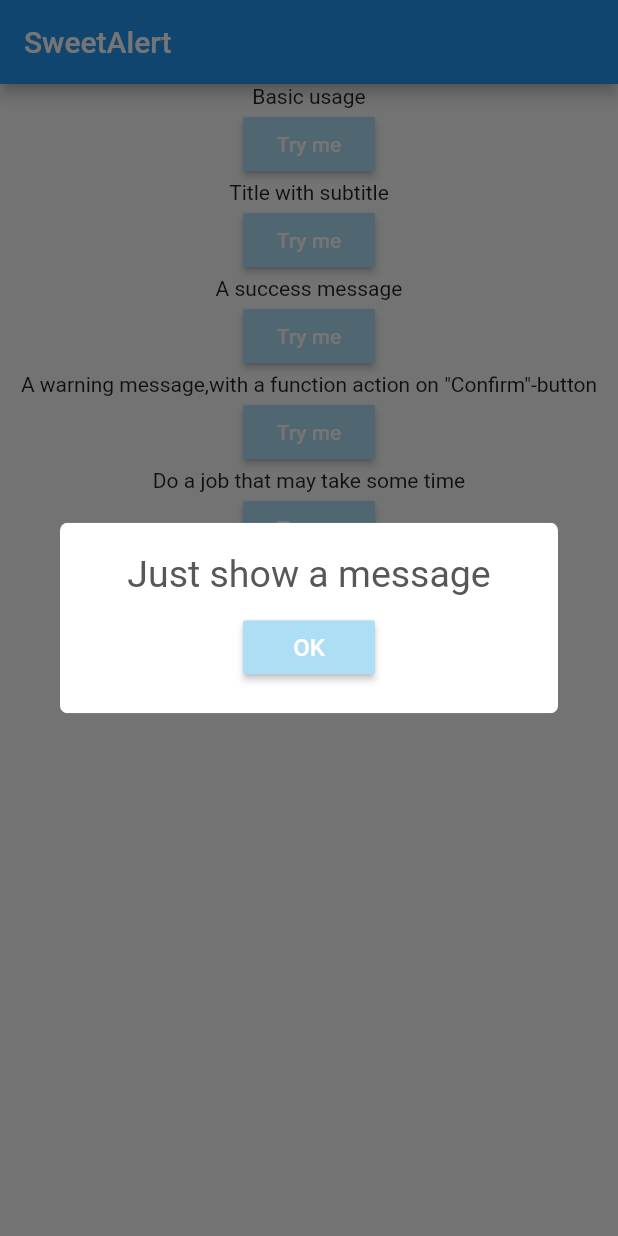
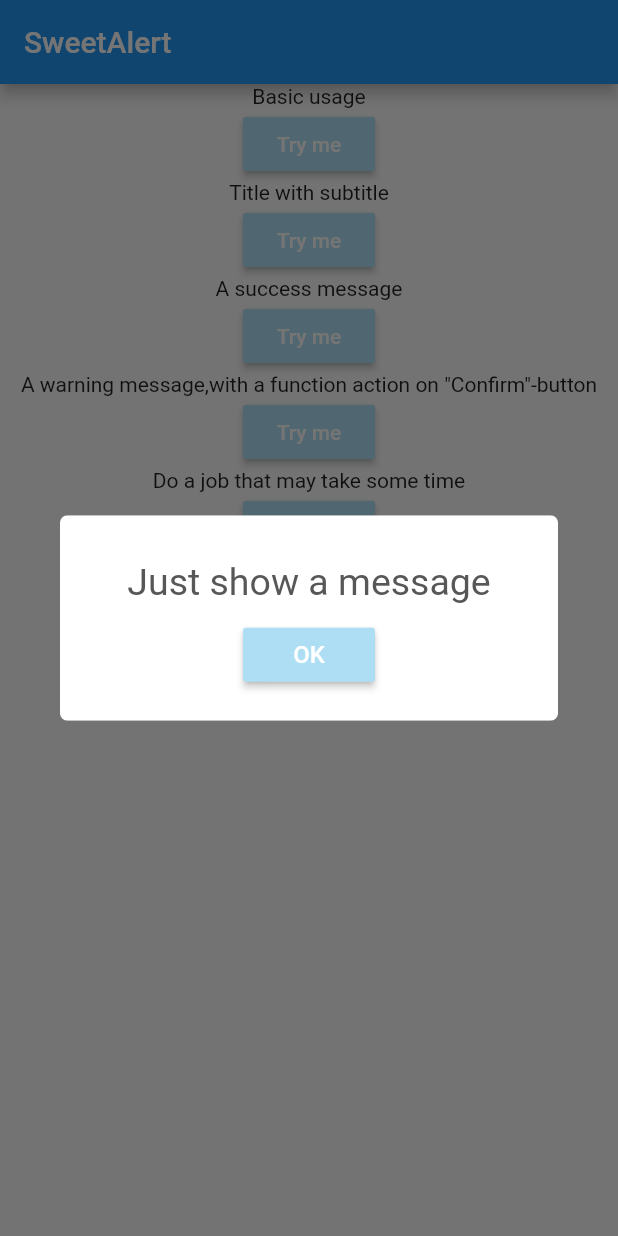
Before and after one commit to best-flutter/sweetalert, a Flutter app: the screen it shows after launch, after a tap on "Try me", on a phone screen of 412 x 824 dp. Run offline on Flutter 3.47's test engine with Material 2 defaults, Android fonts, the phone set to English and light mode, and no system bars; missing offline and left inert: flutter_sequence_animation.

Commit message:
Refactored width and height to constants

```diff
--- a/lib/sweetalert.dart
+++ b/lib/sweetalert.dart
@@ -120,32 +120,35 @@ class SweetAlertDialogState extends State<SweetAlertDialog>
   Widget build(BuildContext context) {
     List<Widget> listOfChildren = [];
 
+    const double width = 64.0;
+    const double height = 64.0;
+
     switch (_options.style) {
       case SweetAlertStyle.success:
         listOfChildren.add(new SizedBox(
-          width: 64.0,
-          height: 64.0,
+          width: width,
+          height: height,
           child: new SuccessView(),
         ));
         break;
       case SweetAlertStyle.confirm:
         listOfChildren.add(new SizedBox(
-          width: 64.0,
-          height: 64.0,
+          width: width,
+          height: height,
           child: new ConfirmView(),
         ));
         break;
       case SweetAlertStyle.error:
         listOfChildren.add(new SizedBox(
-          width: 64.0,
-          height: 64.0,
+          width: width,
+          height: height,
           child: new CancelView(),
         ));
         break;
       case SweetAlertStyle.loading:
         listOfChildren.add(new SizedBox(
-          width: 64.0,
-          height: 64.0,
+          width: width,
+          height: height,
           child: new Center(
             child: new CircularProgressIndicator(),
           ),
@@ -154,9 +157,12 @@ class SweetAlertDialogState extends State<SweetAlertDialog>
     }
 
     if (_options.title != null) {
-      listOfChildren.add(new Text(
+      listOfChildren.add(new Padding(
+          padding: new EdgeInsets.only(top: 10.0),
+          child: new Text(
             _options.title,
             style: new TextStyle(fontSize: 25.0, color: new Color(0xff575757)),
+          )
       ));
     }
 
```
Lines whose indentation alone changed are shown as unchanged.
